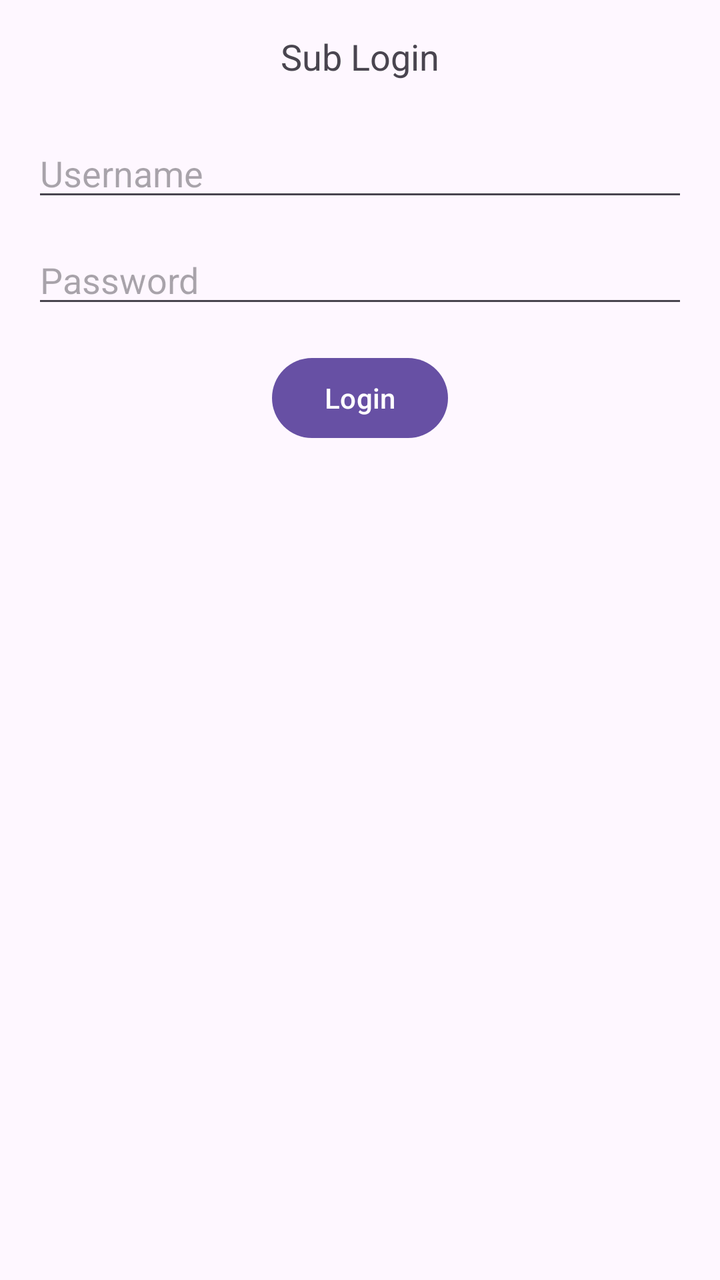
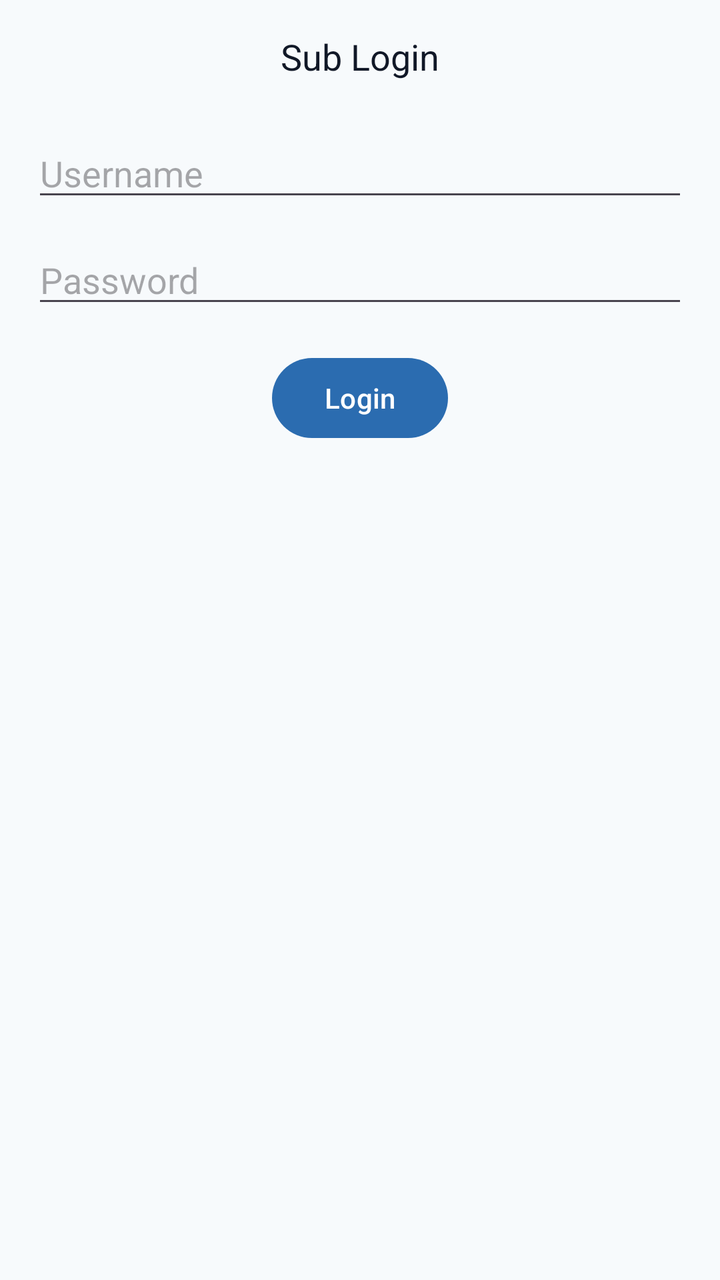

Compare the two renders of this Android layout. The source of the first and the diff that turns it into the second are given below.
<!-- AndroidManifest.xml: application theme Theme.MyApplication -->
<!-- res/layout/activity_sub_login.xml -->
<?xml version="1.0" encoding="utf-8"?>
<androidx.constraintlayout.widget.ConstraintLayout xmlns:android="http://schemas.android.com/apk/res/android"
    xmlns:app="http://schemas.android.com/apk/res-auto"
    android:layout_width="match_parent"
    android:layout_height="match_parent">

    <TextView
        android:id="@+id/titleSub"
        android:layout_width="wrap_content"
        android:layout_height="wrap_content"
        android:text="Sub Login"
        android:textSize="18sp"
        app:layout_constraintTop_toTopOf="parent"
        app:layout_constraintStart_toStartOf="parent"
        app:layout_constraintEnd_toEndOf="parent"
        android:layout_marginTop="16dp" />

    <EditText
        android:id="@+id/tfUserSub"
        android:layout_width="0dp"
        android:layout_height="wrap_content"
        android:hint="Username"
        app:layout_constraintTop_toBottomOf="@id/titleSub"
        app:layout_constraintStart_toStartOf="parent"
        app:layout_constraintEnd_toEndOf="parent"
        android:layout_marginStart="16dp"
        android:layout_marginEnd="16dp"
        android:layout_marginTop="24dp" />

    <EditText
        android:id="@+id/tfPassSub"
        android:layout_width="0dp"
        android:layout_height="wrap_content"
        android:hint="Password"
        android:inputType="textPassword"
        app:layout_constraintTop_toBottomOf="@id/tfUserSub"
        app:layout_constraintStart_toStartOf="parent"
        app:layout_constraintEnd_toEndOf="parent"
        android:layout_marginStart="16dp"
        android:layout_marginEnd="16dp"
        android:layout_marginTop="12dp" />

    <Button
        android:id="@+id/btnLoginSub"
        android:layout_width="wrap_content"
        android:layout_height="wrap_content"
        android:text="Login"
        app:layout_constraintTop_toBottomOf="@id/tfPassSub"
        app:layout_constraintStart_toStartOf="parent"
        app:layout_constraintEnd_toEndOf="parent"
        android:layout_marginTop="16dp" />

</androidx.constraintlayout.widget.ConstraintLayout>
<!-- resources referenced by this layout -->
<resources>
  <style name="Theme.MyApplication" parent="Base.Theme.MyApplication" />
  <style name="Base.Theme.MyApplication" parent="Theme.Material3.DayNight.NoActionBar">
          
          
      </style>
</resources>

<!-- the commit's change to res/layout/activity_sub_login.xml (unified diff, before → after) -->
@@ -16,6 +16,7 @@
         android:layout_marginTop="16dp" />
 
     <EditText
+        style="@style/AppInput"
         android:id="@+id/tfUserSub"
         android:layout_width="0dp"
         android:layout_height="wrap_content"
@@ -28,6 +29,7 @@
         android:layout_marginTop="24dp" />
 
     <EditText
+        style="@style/AppInput"
         android:id="@+id/tfPassSub"
         android:layout_width="0dp"
         android:layout_height="wrap_content"
@@ -41,6 +43,7 @@
         android:layout_marginTop="12dp" />
 
     <Button
+        style="@style/AppButton"
         android:id="@+id/btnLoginSub"
         android:layout_width="wrap_content"
         android:layout_height="wrap_content"
<!-- resource entries referenced after the edit -->
@@ -2,8 +2,17 @@
 <resources>
   <style name="Theme.MyApplication" parent="Base.Theme.MyApplication" />
   <style name="Base.Theme.MyApplication" parent="Theme.Material3.DayNight.NoActionBar">
-          
-          
+          <item name="colorPrimary">@color/primary</item>
+          <item name="colorPrimaryVariant">@color/primary_variant</item>
+          <item name="colorOnPrimary">@color/on_primary</item>
+          <item name="android:colorBackground">@color/background</item>
+          <item name="android:textColor">@color/text_primary</item>
+          <item name="android:windowBackground">@color/background</item>
       </style>
+  <color name="primary">#2B6CB0</color>
+  <color name="primary_variant">#245a93</color>
+  <color name="on_primary">#FFFFFFFF</color>
+  <color name="background">#F7FAFC</color>
+  <color name="text_primary">#111827</color>
 </resources>
 
